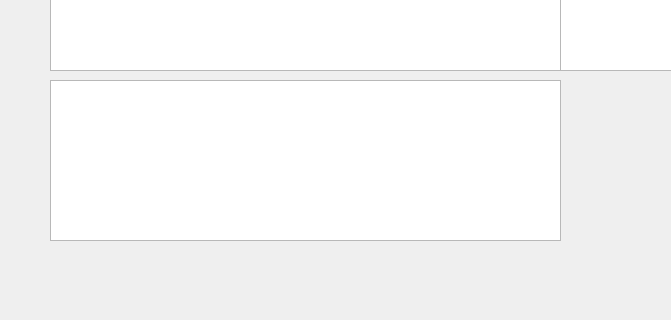
Before: the Qt Designer form ide_window.ui in isaacporras/Parser-Interface, drawn with Qt 5; both pictures show x 0 to 671 and y 447 to 767 of the 1053 by 862 pixel window.
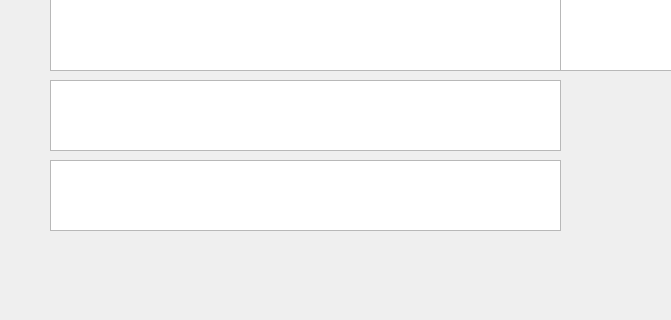
After: the same form once the commit is applied.

Commit message: [RAM Live View arreglada y STDOut]

The edit to the form file:
```diff
--- a/ide_window.ui
+++ b/ide_window.ui
@@ -64,9 +64,9 @@
     <property name="geometry">
      <rect>
       <x>50</x>
-      <y>510</y>
+      <y>590</y>
       <width>511</width>
-      <height>161</height>
+      <height>71</height>
      </rect>
     </property>
    </widget>
@@ -83,6 +83,16 @@
      <string>Reset</string>
     </property>
    </widget>
+   <widget class="QPlainTextEdit" name="STDOut">
+    <property name="geometry">
+     <rect>
+      <x>50</x>
+      <y>510</y>
+      <width>511</width>
+      <height>71</height>
+     </rect>
+    </property>
+   </widget>
   </widget>
   <widget class="QMenuBar" name="menuBar">
    <property name="geometry">
```
Left out of the diff: 2 changed lines with no effect on the pictures. The commit also changes 2 other files.
